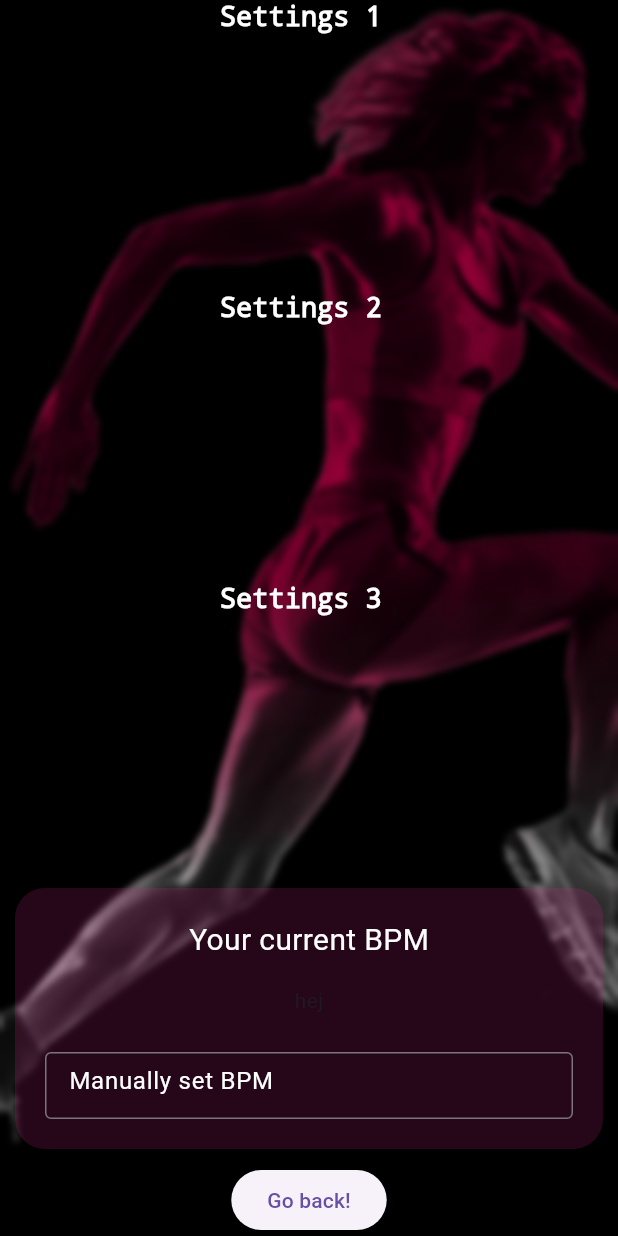
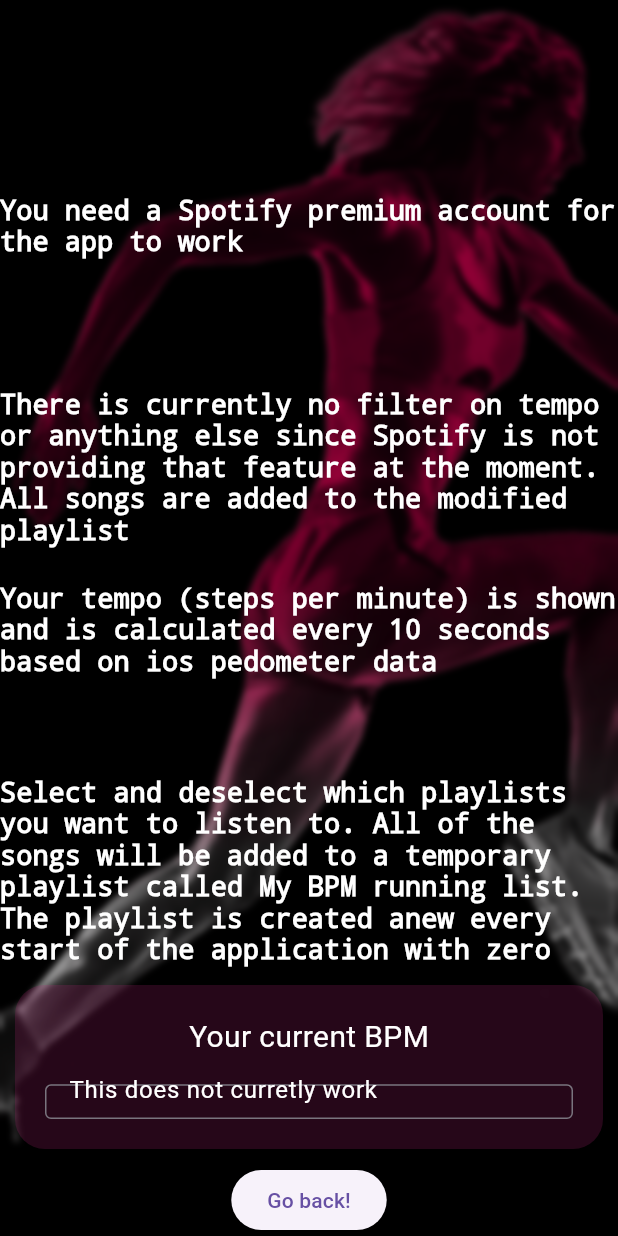
Before and after one commit to simonganning/BPMRunApp, a Flutter app: the screen it shows after launch, after a tap on the "settings" icon, on a phone screen of 412 x 824 dp. Run offline on Flutter 3.47's test engine with Material 3 defaults, Android fonts, the phone set to English and light mode, and no system bars; missing offline and left inert: cm_pedometer, health, spotify_sdk; network calls fail.

Commit message:
kan nu lägga till, ta bort och spela normalt

```diff
--- a/lib/health/pedoMeter.dart
+++ b/lib/health/pedoMeter.dart
@@ -107,7 +107,7 @@
       children: [
         SizedBox(height: 20),
         Text(
-          'Steps per Minute: $_stepsPerMinute',
+          'Tempo: $_stepsPerMinute',
           style: TextStyle(
               fontSize: 30,
               decoration: TextDecoration.none,
--- a/lib/homePage/musicPlayerCard.dart
+++ b/lib/homePage/musicPlayerCard.dart
@@ -27,7 +27,7 @@
                       IconButton(
                           iconSize: 50,
                           onPressed: () {
-                            SpotifyService().prev();
+                            SpotifyService().next();
                           },
                           icon:
                               Icon(Icons.navigate_before, color: Colors.white)),
@@ -36,7 +36,7 @@
                               fontSize: 15,
                               decoration: TextDecoration.none,
                               color: Colors.white),
-                          'Back'),
+                          'Next'),
                     ],
                   ),
                   Column(
--- a/lib/homePage/playlist.dart
+++ b/lib/homePage/playlist.dart
@@ -106,7 +106,8 @@
                         spotifyService.addSongsToMainPlaylist(item.id);
                         //  corePlaylist.add(item);
                       } else if (!item.isChosen) {
-                        //corePlaylist.remove(item);
+                        print('playlist id that is un -choosen ${item.id}');
+                        spotifyService.deleteSongsFromMainPlaylist(item.id);
                       }
                     });
                   },
--- a/lib/homePage/settingsCard.dart
+++ b/lib/homePage/settingsCard.dart
@@ -23,7 +23,7 @@
                 mainAxisAlignment: MainAxisAlignment.spaceBetween,
                 children: [
                   Text(
-                    'Settings',
+                    'Information about the app',
                     style: TextStyle(
                         fontSize: 20,
                         decoration: TextDecoration.none,
--- a/lib/main.dart
+++ b/lib/main.dart
@@ -1,6 +1,5 @@
 import 'dart:ui';
 
-import 'package:bpmapp/health/mainHealth.dart';
 import 'package:bpmapp/health/pedoMeter.dart';
 import 'package:bpmapp/homePage/musicPlayerCard.dart';
 import 'package:bpmapp/homePage/playlist.dart';
--- a/lib/settingsPage/bpmCard.dart
+++ b/lib/settingsPage/bpmCard.dart
@@ -63,15 +63,14 @@
             ),
             Expanded(
               flex: 1,
-              // child: HealthKitManager(),
-              child: Text('hej'),
+              child: Text(''),
             ),
             Expanded(
               child: TextField(
                 controller: myController,
                 style: TextStyle(color: Colors.white),
                 decoration: InputDecoration(
-                  hintText: 'Manually set BPM',
+                  hintText: 'This does not curretly work',
                   hintStyle: TextStyle(color: Colors.white),
                   border: OutlineInputBorder(),
                 ),
--- a/lib/settingsPage/mainSettingsPage.dart
+++ b/lib/settingsPage/mainSettingsPage.dart
@@ -23,7 +23,7 @@
               children: [
                 Expanded(
                   child: Text(
-                    'Settings 1 ',
+                    '',
                     style: TextStyle(
                         fontSize: 18,
                         decoration: TextDecoration.none,
@@ -32,7 +32,7 @@
                 ),
                 Expanded(
                   child: Text(
-                    'Settings 2 ',
+                    'You need a Spotify premium account for the app to work',
                     style: TextStyle(
                         fontSize: 18,
                         decoration: TextDecoration.none,
@@ -41,7 +41,25 @@
                 ),
                 Expanded(
                   child: Text(
-                    'Settings 3 ',
+                    'There is currently no filter on tempo or anything else since Spotify is not providing that feature at the moment. All songs are added to the modified playlist',
+                    style: TextStyle(
+                        fontSize: 18,
+                        decoration: TextDecoration.none,
+                        color: Colors.white),
+                  ),
+                ),
+                Expanded(
+                  child: Text(
+                    'Your tempo (steps per minute) is shown and is calculated every 10 seconds based on ios pedometer data',
+                    style: TextStyle(
+                        fontSize: 18,
+                        decoration: TextDecoration.none,
+                        color: Colors.white),
+                  ),
+                ),
+                Expanded(
+                  child: Text(
+                    'Select and deselect which playlists you want to listen to. All of the songs will be added to a temporary playlist called My BPM running list. The playlist is created anew every start of the application with zero songs',
                     style: TextStyle(
                         fontSize: 18,
                         decoration: TextDecoration.none,
--- a/lib/spotify/spotify.dart
+++ b/lib/spotify/spotify.dart
@@ -78,6 +78,32 @@
   // takes in a playlist iD
   // should already have created a playlist and now put all the songs from that playlist in
   // the new playlist
+
+  Future<void> getTrackTempo(String trackId) async {
+    await getAccessToken();
+    print('track Id is $trackId');
+
+    final url = Uri.parse('https://api.spotify.com/v1/audio-features/$trackId');
+    final headers = {
+      'Authorization': 'Bearer $_accessToken',
+    };
+
+    final response = await http.get(url, headers: headers);
+    print('status code is : ${response.statusCode}');
+    print('auth is : $_accessToken');
+    print(jsonDecode(response.body));
+
+    if (response.statusCode == 200) {
+      final data = jsonDecode(response.body);
+      if (data.containsKey('tempo')) {
+        songTempo = data['tempo'];
+        print("Track with id: $trackId has tempo $songTempo");
+      }
+    } else {
+      print("Response not OK when fetching tempo");
+    }
+  }
+
   Future<List<dynamic>> addSongsToMainPlaylist(String playlistID) async {
     List<dynamic> songs = [];
     final token = await getAccessToken();
@@ -102,39 +128,41 @@
         songs.add(songId);
       }
 
-      addSongsToPlaylist(songs, playlistID);
+      addSongsToPlaylist(songs);
     }
     return songs;
   }
 
-  Future<void> getTrackTempo(String trackId) async {
-    await getAccessToken();
-    print('track Id is $trackId');
-    final url = Uri.parse('https://api.spotify.com/v1/audio-analysis/$trackId');
+  Future<List<dynamic>> deleteSongsFromMainPlaylist(String playlistID) async {
+    List<dynamic> songs = [];
+    final token = await getAccessToken();
 
-    final header = {
-      'Authorization': 'Bearer $_accessToken',
-    };
-    final response = await http.get(url, headers: header);
-    print('status code is : ${response.statusCode}');
-    print('aut is : ${_accessToken}');
-    print(jsonDecode(response.body));
-
+    final url =
+        Uri.parse('https://api.spotify.com/v1/playlists/$playlistID/tracks');
+    final response = await http.get(url, headers: {
+      'Authorization': 'Bearer $token',
+    });
     if (response.statusCode == 200) {
-      print("response OK from fetching tempo");
-      // Decode the JSON response
+      print('response is ok');
+      // final data = json.decode(response.body);
+      // final items = data['items'] as Map;
       Map<String, dynamic> data = jsonDecode(response.body);
 
-      if (data.containsKey('tempo')) {
-        songTempo = data['tempo'];
-        print(" track with id: $trackId have tempo $songTempo");
+      List<dynamic> items = data['items']; // make a lits with all the items
+
+      for (var items in items) {
+        var track = items['track'];
+        var songId = track['id'];
+        print(songId);
+        songs.add(songId);
       }
-    } else {
-      print("respone not OK from fetching tempo");
+
+      deleteSongsFromPlaylist(songs);
     }
+    return songs;
   }
 
-  void addSongsToPlaylist(List<dynamic> songs, String playlistId) async {
+  void addSongsToPlaylist(List<dynamic> songs) async {
     for (var song in songs) {
       final url = Uri.parse(
           'https://api.spotify.com/v1/playlists/$mainPlaylistId/tracks?uris=spotify:track:$song');
@@ -142,19 +170,43 @@
       final header = {
         'Authorization': 'Bearer $_accessToken',
       };
+      final response = await http.post(url, headers: header);
+      if (response.statusCode == 201) {
+        print("we added song id $song to playlist");
+      }
 
-      //await getTrackTempo(song);
-      /*
-      if (songTempo >= (userTempo - 10) && songTempo <= (userTempo + 10)) {
-        final response = await http.post(url, headers: header);
+      await getTrackTempo(song);
+    }
+  }
 
-        if (response.statusCode == 201) {
-          print("we added song id $song with tempo $songTempo");
-        }
-      } else {
-        print("we did not ad song with id $song with tempo $songTempo");
-      }*/
-    } // end for loop
+  Future<void> deleteSongsFromPlaylist(List<dynamic> songs) async {
+    print("We are now in deleteSongsFromPlaylist");
+
+    final url = Uri.parse(
+        'https://api.spotify.com/v1/playlists/$mainPlaylistId/tracks');
+
+    final List<Map<String, String>> trackUris = songs.map((songId) {
+      return {
+        "uri": "spotify:track:$songId",
+      };
+    }).toList();
+
+    final headers = {
+      'Authorization': 'Bearer $_accessToken',
+    };
+
+    final body = jsonEncode({
+      "tracks": trackUris,
+    });
+
+    final response = await http.delete(url, headers: headers, body: body);
+
+    if (response.statusCode == 200 || response.statusCode == 204) {
+      print("Successfully deleted songs from playlist $mainPlaylistId");
+    } else {
+      print(
+          "Failed to delete songs: ${response.statusCode} - ${response.body}");
+    }
   }
 
   Future<Map<String, dynamic>> findPlaylist(String userId) async {
@@ -270,6 +322,8 @@
   // for next song button
   Future<void> next() async {
     try {
+      final String spotifyUri = 'spotify:playlist:$mainPlaylistId';
+      await SpotifySdk.play(spotifyUri: spotifyUri);
       await SpotifySdk.skipNext();
     } catch (e) {
       print('Couln not pause the song');
```
Also changed, not shown: lib/spotify/musicPlayer.dart (deleted, +0 -50 lines).
